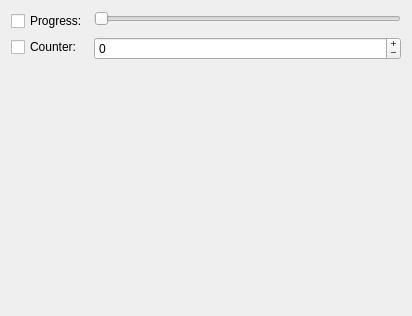
Above: Example/widget.ui from Skycoder42/QTaskbarControl before the change. Below: the same form after it.
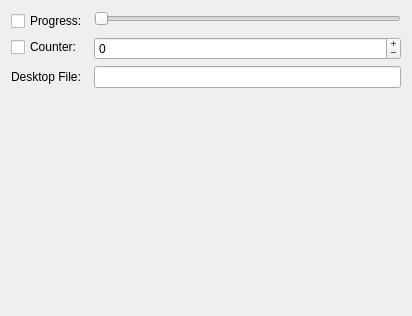
That is the form after the change.

The edit to the form file:
```diff
--- a/Example/widget.ui
+++ b/Example/widget.ui
@@ -53,6 +53,20 @@
        </property>
       </widget>
      </item>
+     <item row="2" column="0">
+      <widget class="QLabel" name="desktopFileLabel">
+       <property name="text">
+        <string>Desktop File:</string>
+       </property>
+      </widget>
+     </item>
+     <item row="2" column="1">
+      <widget class="QLineEdit" name="desktopFileLineEdit">
+       <property name="readOnly">
+        <bool>true</bool>
+       </property>
+      </widget>
+     </item>
     </layout>
    </item>
   </layout>
```
